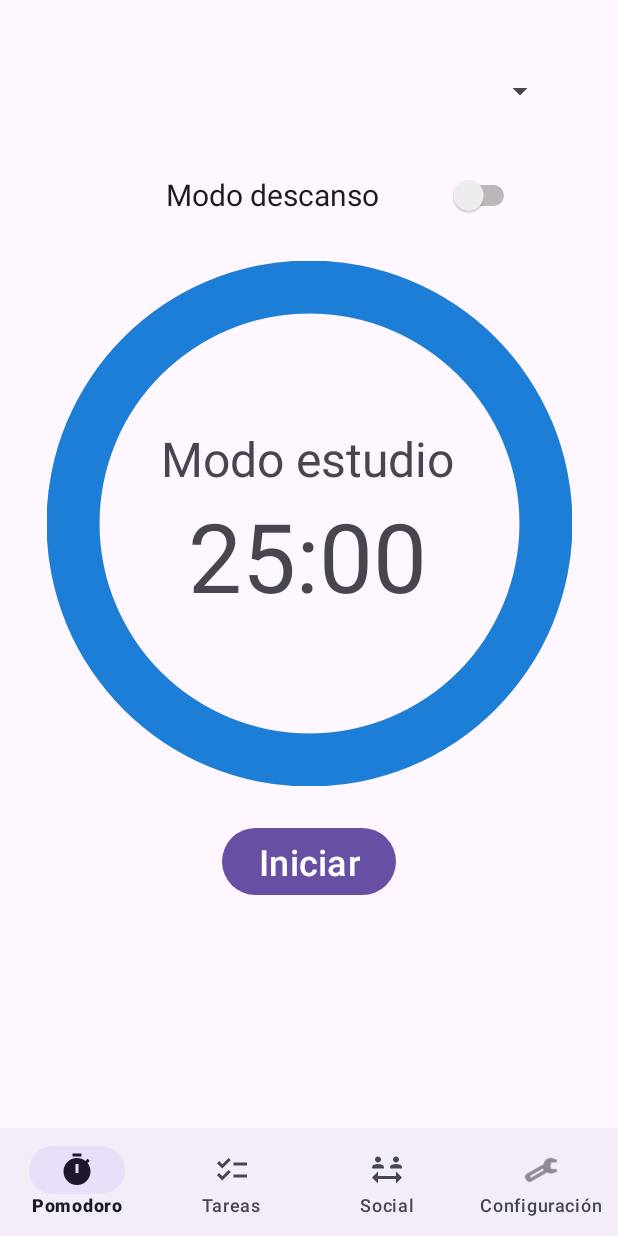
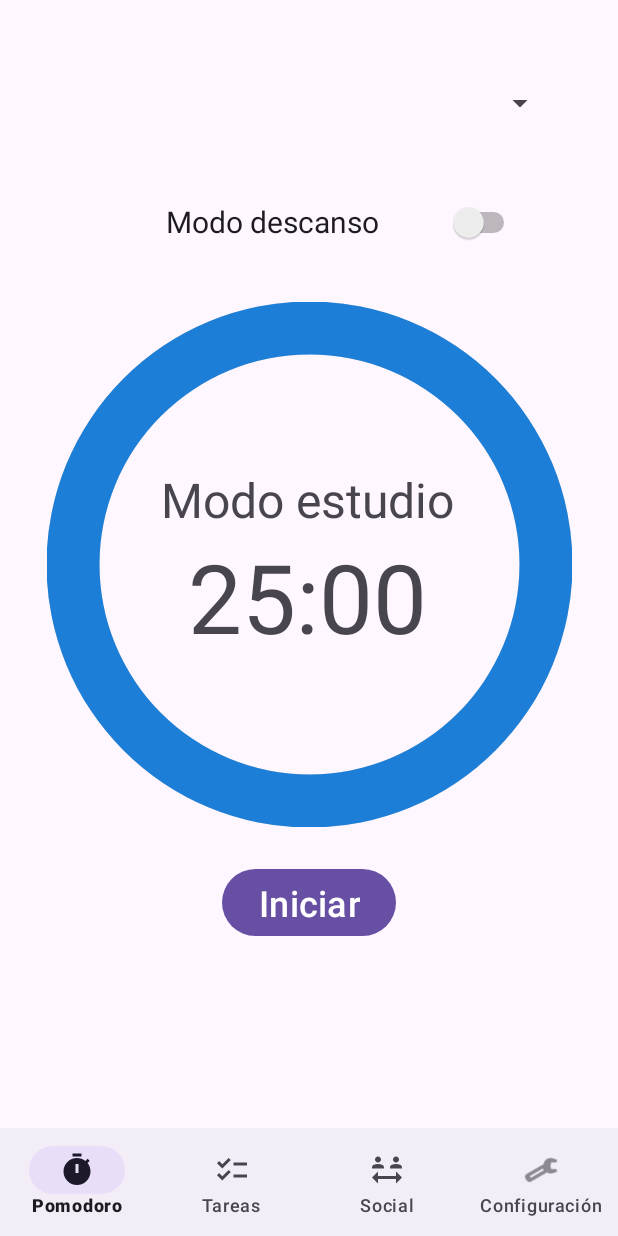
Before and after one commit to pelazas/ProductivityApp, an Android app: the screen it shows after launch once a user with an empty profile is signed in (MainActivity), on a phone screen of 412 x 824 dp. Run offline under Robolectric (Android 15) with nearby library versions, the phone set to English and light mode, and no system bars; our stand-ins replace Firebase (no records; nobody signed in at launch, a user with empty details on screens opened directly).

Commit message:
Adaptar tamaños timer

```diff
--- a/app/src/main/res/layout/fragment_timer.xml
+++ b/app/src/main/res/layout/fragment_timer.xml
@@ -1,21 +1,16 @@
-<ScrollView
-    xmlns:android="http://schemas.android.com/apk/res/android"
+<?xml version="1.0" encoding="utf-8"?>
+<androidx.constraintlayout.widget.ConstraintLayout xmlns:android="http://schemas.android.com/apk/res/android"
     xmlns:app="http://schemas.android.com/apk/res-auto"
     xmlns:tools="http://schemas.android.com/tools"
     android:layout_width="match_parent"
-    android:layout_height="match_parent">
-
-    <androidx.constraintlayout.widget.ConstraintLayout
-        android:layout_width="match_parent"
     android:layout_height="match_parent"
-        android:layout_marginTop="32dp"
     tools:context=".presentacion.timer.TimerFragment">
 
     <Spinner
         android:id="@+id/spAsignaturas"
         android:layout_width="330dp"
         android:layout_height="50dp"
-            android:layout_marginTop="4dp"
+        android:layout_marginTop="44dp"
         android:textAlignment="center"
         app:layout_constraintEnd_toEndOf="parent"
         app:layout_constraintHorizontal_bias="0.493"
@@ -89,9 +84,6 @@
         android:textSize="24sp"
         app:layout_constraintEnd_toEndOf="parent"
         app:layout_constraintStart_toStartOf="parent"
-            app:layout_constraintTop_toBottomOf="@+id/circularProgressBar"
-            />
+        app:layout_constraintTop_toBottomOf="@+id/circularProgressBar" />
 
 </androidx.constraintlayout.widget.ConstraintLayout>
-
-</ScrollView>
```
Lines whose indentation alone changed are shown as unchanged.
